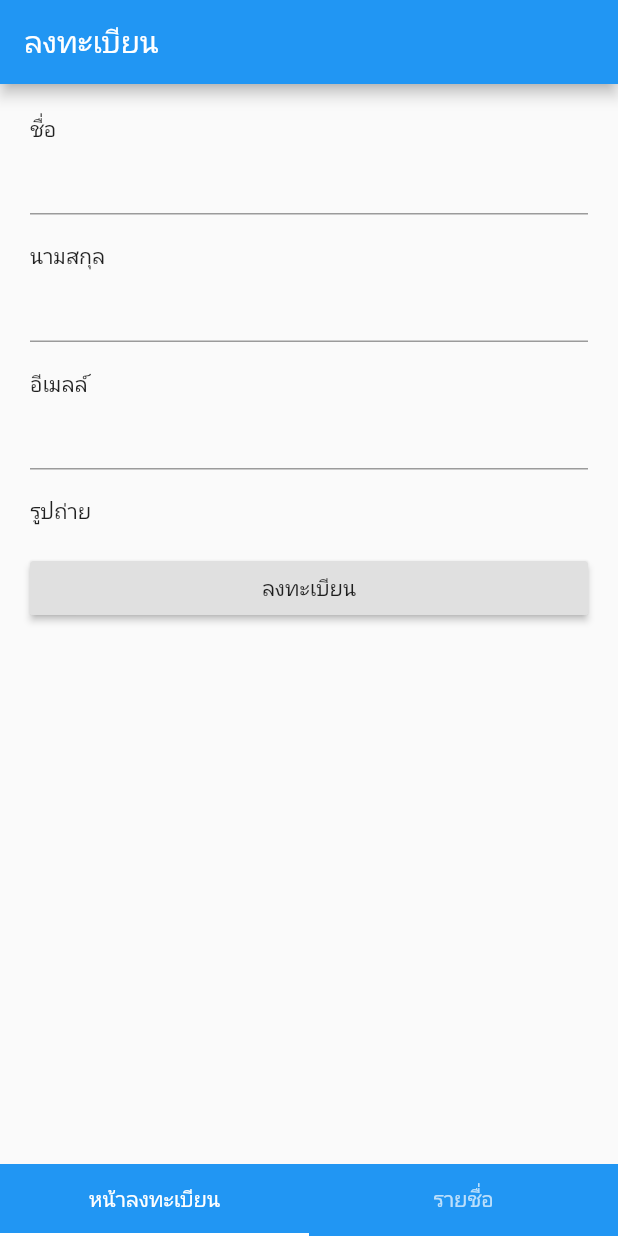
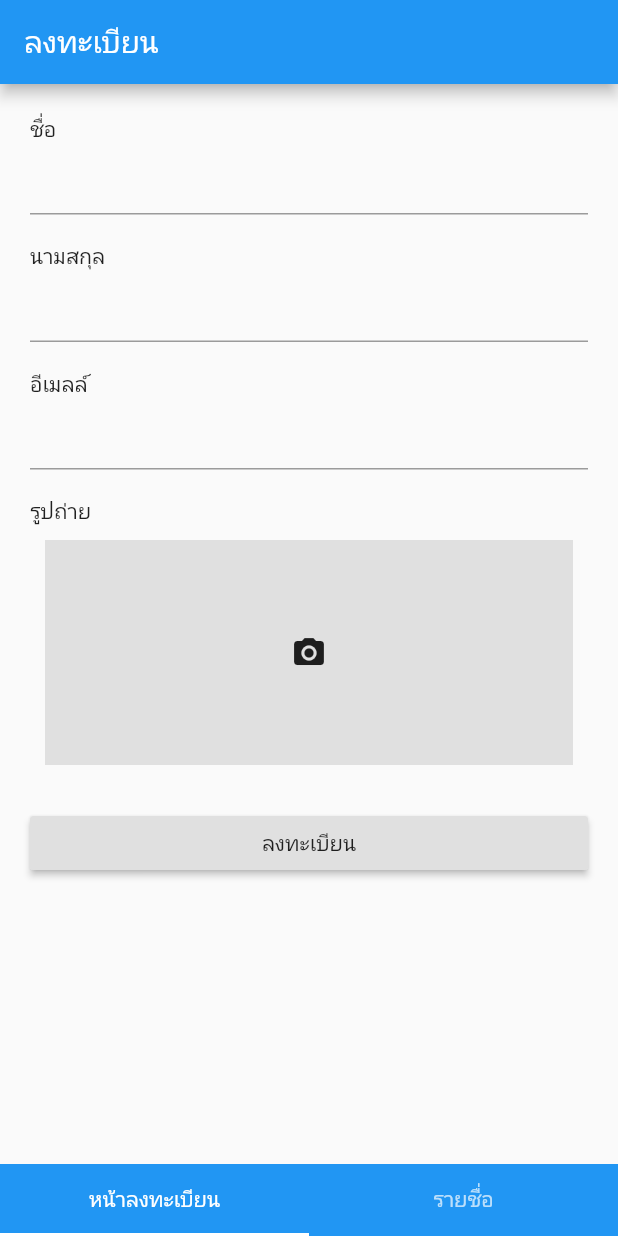
Before and after one commit to ronakon45/reg_pad, a Flutter app: the screen it shows after launch, on a phone screen of 412 x 824 dp. Run offline on Flutter 3.47's test engine with Material 2 defaults, Android fonts, the phone set to English and light mode, and no system bars.

Commit message:
update layout form register

```diff
--- a/lib/pages/registration_page.dart
+++ b/lib/pages/registration_page.dart
@@ -36,6 +36,23 @@ class _RegistrationPageState extends State<RegistrationPage> {
                 height: 18,
               ),
               Text('รูปถ่าย'),
+              Container(
+                padding: EdgeInsets.all(10),
+                child: Ink(
+                  color: Colors.grey[300],
+                  child: InkWell(
+                    onTap: () {
+                      print("OPEN CAMERA");
+                    },
+                    child: Container(
+                      height: 150,
+                      child: Center(
+                        child: Icon(Icons.camera_alt),
+                      ),
+                    ),
+                  ),
+                ),
+              ),
               SizedBox(
                 height: 18,
               ),
```
